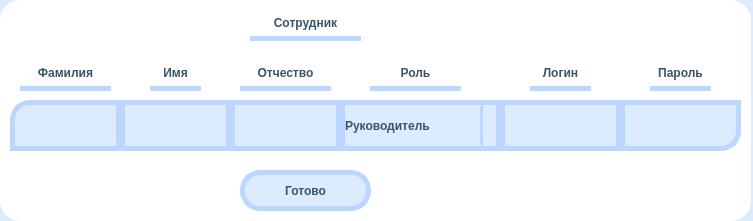
The window that CRM/editUI/editEmployee.ui (Plnguins/CRM) describes before a commit, drawn with Qt 5.
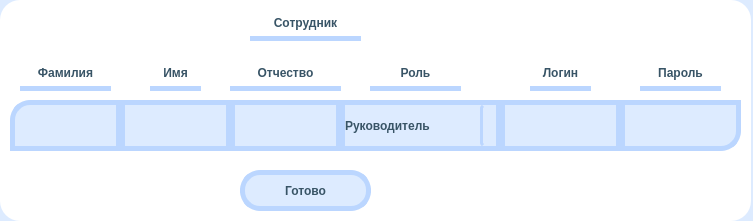
The same window after the commit. Icons and pictures are not drawn.

```diff
--- a/CRM/editUI/editEmployee.ui
+++ b/CRM/editUI/editEmployee.ui
@@ -81,9 +81,9 @@
   <widget class="QLabel" name="Password">
    <property name="geometry">
     <rect>
-     <x>650</x>
+     <x>640</x>
      <y>60</y>
-     <width>61</width>
+     <width>81</width>
      <height>31</height>
     </rect>
    </property>
@@ -206,9 +206,9 @@
   <widget class="QLabel" name="Patronymic">
    <property name="geometry">
     <rect>
-     <x>240</x>
+     <x>230</x>
      <y>60</y>
-     <width>91</width>
+     <width>111</width>
      <height>31</height>
     </rect>
    </property>
```
